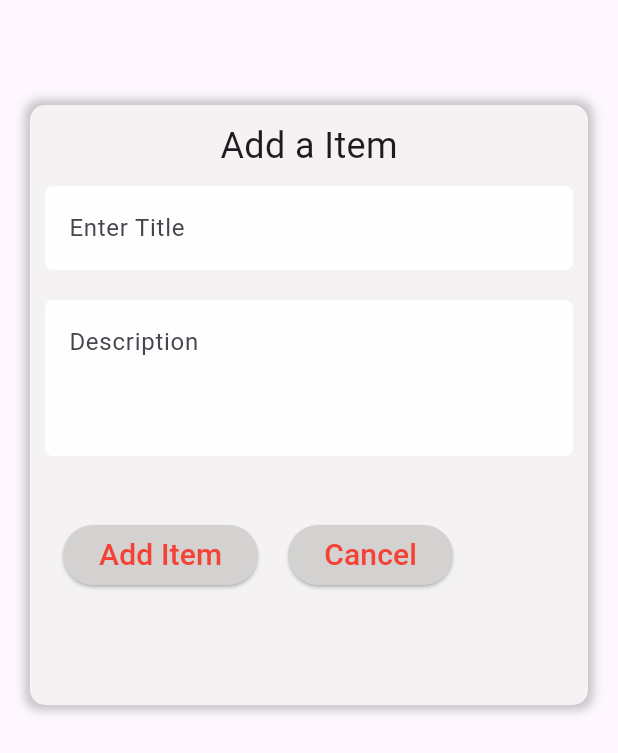
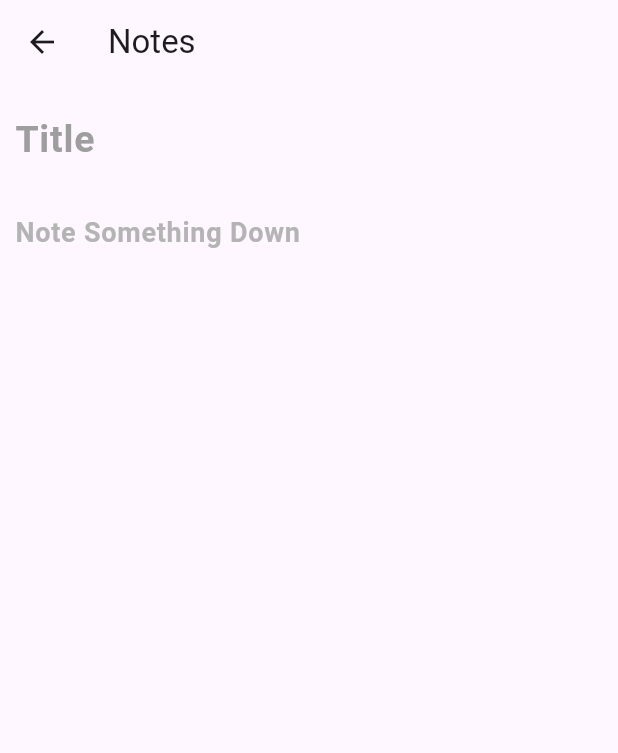
Before and after one commit to indra-chhedal/Vision-Nepal, a Flutter app: the NoteScreen screen opened directly, after a tap on the "add" icon, on a phone screen of 412 x 824 dp. Shown: the top 753 px of the screen. Run offline on Flutter 3.47's test engine with Material 3 defaults, Android fonts, the phone set to English and light mode, and no system bars; our stand-ins replace flutter_svg, shared_preferences, table_calendar, timeago, top_snackbar_flutter; missing offline and left inert: nepali_date_picker; accounts and stored records are empty; generated files the repository leaves out were written again.

Commit message:
21th commit

```diff
--- a/lib/screens/add_todo_screen.dart
+++ /dev/null
@@ -1,161 +0,0 @@
-import 'package:bca_project/models/todo.dart';
-import 'package:flutter/material.dart';
-import 'package:flutter_gen/gen_l10n/app_localizations.dart';
-
-class TodoAdd extends StatefulWidget {
-  const TodoAdd({super.key});
-
-  @override
-  State<TodoAdd> createState() => _TodoAddState();
-}
-
-class _TodoAddState extends State<TodoAdd> {
-  final GlobalKey<FormState> _formKey = GlobalKey<FormState>();
-
-  TextEditingController titleControler = TextEditingController();
-  TextEditingController descriptionControler = TextEditingController();
-
-  @override
-  void dispose() {
-    titleControler.dispose();
-    descriptionControler.dispose();
-    super.dispose();
-  } //always dispose controler if we doesnt dispose it will be allocate memory space
-
-  @override
-  Widget build(BuildContext context) {
-    return Scaffold(
-      body: Padding(
-        padding: EdgeInsets.all(20),
-        child: SingleChildScrollView(
-          scrollDirection: Axis.vertical,
-          child: Container(
-            margin: EdgeInsets.only(top: 50),
-            height: 400,
-            width: double.infinity,
-            decoration: BoxDecoration(
-              color: const Color.fromARGB(255, 244, 242, 242),
-              borderRadius: BorderRadius.circular(10),
-              boxShadow: [
-                BoxShadow(
-                  color: const Color.fromARGB(115, 125, 124, 124),
-                  spreadRadius: 3,
-                  blurRadius: 5,
-                ),
-              ],
-            ),
-            child: Padding(
-              padding: const EdgeInsets.all(10.0),
-              child: Form(
-                key: _formKey,
-                child: Column(
-                  spacing: 10,
-                  children: [
-                    Text(AppLocalizations.of(context)!.addtodo, style: TextStyle(fontSize: 24)),
-
-                    Column(
-                      children: [
-                        TextFormField(
-                          controller: titleControler,
-                          decoration: InputDecoration(
-                            fillColor: const Color.fromARGB(255, 255, 254, 254),
-                            // hintText: "Enter title",
-                            labelText: AppLocalizations.of(context)!.itemtitle,
-                            filled: true,
-                            border: OutlineInputBorder(
-                              borderSide: BorderSide.none,
-                              borderRadius: BorderRadius.circular(5),
-                            ),
-                          ),
-                          validator: (String? value) {
-                            if (value == null || value.isEmpty) {
-                              return "Title is required";
-                            }
-                            return null;
-                          },
-                        ),
-                        SizedBox(height: 20),
-
-                        TextFormField(
-                          maxLines: 3,
-                          controller: descriptionControler,
-                          decoration: InputDecoration(
-                            fillColor: const Color.fromARGB(255, 254, 254, 254),
-
-                            // hintText: "Enter Description",
-                            labelText: AppLocalizations.of(context)!.description,
-                            alignLabelWithHint: true,
-
-                            filled: true,
-                            border: OutlineInputBorder(
-                              borderSide: BorderSide.none,
-                              borderRadius: BorderRadius.circular(5),
-                            ),
-                          ),
-                          validator: (String? value) {
-                            if (value == null || value.isEmpty) {
-                              return "Description is required";
-                            }
-                            return null;
-                          },
-                        ),
-                      ],
-                    ),
-
-                    SizedBox(height: 10),
-                    Padding(
-                      padding: const EdgeInsets.all(12.0),
-                      child: Row(
-                        spacing: 20,
-                        children: [
-                          ElevatedButton(
-                            onPressed: () {
-                              bool isValid = _formKey.currentState!.validate();
-
-                              if (isValid) {
-                                Todo todo = Todo(
-                                  title: titleControler.text,
-                                  description: descriptionControler.text,
-                                  isCompleted: false,
-                                );
-                                Navigator.of(context).pop(todo);
-                              }
-                            },
-                            style: ButtonStyle(
-                              backgroundColor: WidgetStatePropertyAll(
-                                const Color.fromARGB(255, 211, 210, 209),
-                              ),
-                            ),
-                            child: Text(
-                              AppLocalizations.of(context)!.itembtn,
-                              style: TextStyle(fontSize: 20, color: Colors.red),
-                            ),
-                          ),
-
-                          ElevatedButton(
-                            onPressed: () {
-                              Navigator.of(context).pop();
-                            },
-                            style: ButtonStyle(
-                              backgroundColor: WidgetStatePropertyAll(
-                                const Color.fromARGB(255, 211, 210, 209),
-                              ),
-                            ),
-                            child: Text(
-                              AppLocalizations.of(context)!.cancel,
-                              style: TextStyle(fontSize: 20, color: Colors.red),
-                            ),
-                          ),
-                        ],
-                      ),
-                    ),
-                  ],
-                ),
-              ),
-            ),
-          ),
-        ),
-      ),
-    );
-  }
-}
--- /dev/null
+++ b/lib/screens/addnote_screen.dart
@@ -0,0 +1,48 @@
+import 'package:flutter/material.dart';
+
+class AddnoteScreen extends StatefulWidget {
+  const AddnoteScreen({super.key});
+
+  @override
+  State<AddnoteScreen> createState() => _AddnoteScreenState();
+}
+
+class _AddnoteScreenState extends State<AddnoteScreen> {
+  @override
+  Widget build(BuildContext context) {
+    return Scaffold(
+      appBar: AppBar(title: Text("Notes")),
+      body: SingleChildScrollView(
+        padding: EdgeInsets.all(10),
+        child: Column(
+          spacing: 13,
+          children: [
+            TextFormField(
+              decoration: InputDecoration(
+                border: InputBorder.none,
+                hintText: "Title",
+                hintStyle: TextStyle(
+                  fontSize: 25,
+                  fontWeight: FontWeight.bold,
+                  color: Colors.grey,
+                ),
+              ),
+            ),
+            TextFormField(
+              decoration: InputDecoration(
+                hintText: "Note Something Down",
+                border: InputBorder.none,
+                hintStyle: TextStyle(
+                  fontSize: 18,
+                  fontWeight: FontWeight.w600,
+                  color: const Color.fromARGB(255, 180, 180, 180),
+                ),
+              ),
+              maxLines: 40,
+            ),
+          ],
+        ),
+      ),
+    );
+  }
+}
--- a/lib/screens/calander_screen.dart
+++ b/lib/screens/calander_screen.dart
@@ -18,7 +18,7 @@ class CalanderScreen extends StatefulWidget {
 class _CalanderScreenState extends State<CalanderScreen> {
   DateTime _focusedDay = DateTime.now();
   DateTime? _selectedDay;
-  late Timer _timer;
+  late Timer _timer;//timer use garya vayara current time display hunxa ani auto referesh hunxa time
   String _currentTime = '';
 
   final List<String> images = [
--- a/lib/screens/note_screen.dart
+++ b/lib/screens/note_screen.dart
@@ -1,5 +1,5 @@
 import 'package:bca_project/models/todo.dart';
-import 'package:bca_project/screens/add_todo_screen.dart';
+import 'package:bca_project/screens/addnote_screen.dart';
 import 'package:bca_project/screens/edit_screen.dart';
 import 'package:flutter/material.dart';
 import 'package:flutter_svg/svg.dart';
@@ -114,7 +114,7 @@ class _NoteScreenState extends State<NoteScreen> {
         onPressed: () async {
           Todo? todo = await Navigator.of(
             context,
-          ).push(MaterialPageRoute(builder: (context) => TodoAdd()));
+          ).push(MaterialPageRoute(builder: (context) => AddnoteScreen()));
           if (todo != null) {
             setState(() {
               todos.add(todo);
```
